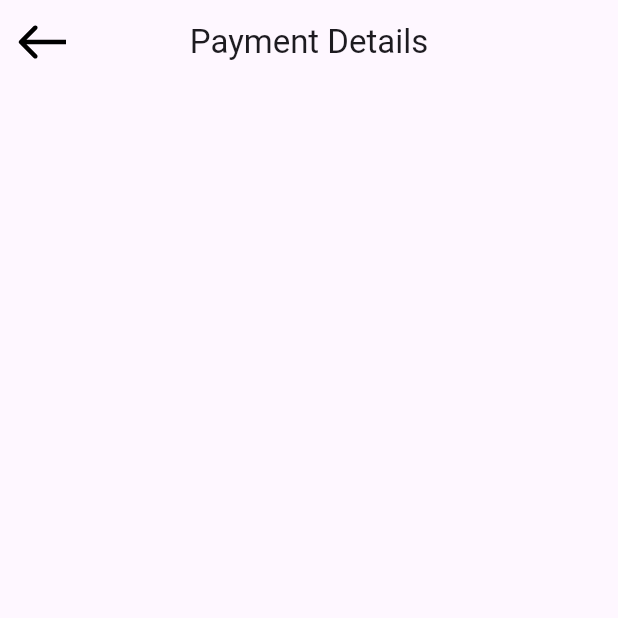
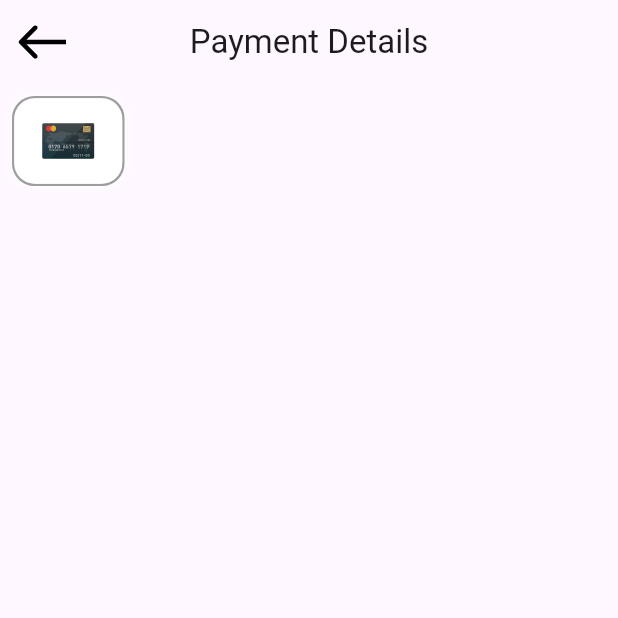
Before and after one commit to osamaromeh10/payment, a Flutter app: the PaymentDetails screen opened by its route, on a phone screen of 412 x 824 dp, the top half of it. Run offline on Flutter 3.47's test engine with Material 3 defaults, Android fonts, the phone set to English and light mode, and no system bars; our stand-ins replace flutter_svg, go_router.

Commit message:
create Payment Method Item

```diff
--- /dev/null
+++ b/lib/Features/Check_out/Presentation/payment_method_item.dart
@@ -0,0 +1,43 @@
+import 'package:flutter/material.dart';
+import 'package:flutter_svg/svg.dart';
+import 'package:payment_checkout/core/utils/app_colors.dart';
+import 'package:payment_checkout/core/utils/app_images.dart';
+
+class PaymentMethodItem extends StatelessWidget {
+  const PaymentMethodItem({super.key, required this.isActive});
+  final bool isActive;
+  @override
+  Widget build(BuildContext context) {
+    return AnimatedContainer(
+      duration: Duration(milliseconds: 600),
+      height: 60,
+      width: 75,
+      decoration: ShapeDecoration(
+        shape: RoundedRectangleBorder(
+          borderRadius: BorderRadiusGeometry.all(Radius.circular(15)),
+          side: BorderSide(
+            width: 1.50,
+            color: isActive ? AppColors.buttonColor : AppColors.grayColor,
+          ),
+        ),
+        shadows: [
+          BoxShadow(
+            color: isActive ? AppColors.buttonColor : AppColors.whiteColor,
+            blurRadius: 4,
+            offset: Offset(0, 0),
+            spreadRadius: 0,
+          ),
+        ],
+      ),
+      child: Container(
+        decoration: BoxDecoration(
+          color: AppColors.whiteColor,
+          borderRadius: BorderRadius.all(Radius.circular(15)),
+        ),
+        child: Center(
+          child: SvgPicture.asset(AppImages.creditCard, height: 24),
+        ),
+      ),
+    );
+  }
+}
--- a/lib/Features/Check_out/Presentation/views/payment_details.dart
+++ b/lib/Features/Check_out/Presentation/views/payment_details.dart
@@ -1,4 +1,5 @@
 import 'package:flutter/material.dart';
+import 'package:payment_checkout/Features/Check_out/Presentation/views/payment_details_view_body.dart';
 import 'package:payment_checkout/core/utils/app_strings.dart';
 import 'package:payment_checkout/core/widgets/custom_app_bar.dart';
 
@@ -9,7 +10,7 @@ class PaymentDetails extends StatelessWidget {
   Widget build(BuildContext context) {
     return Scaffold(
       appBar: buildAppBar(title: AppStrings.paymentDetails),
-      body: Column(),
+      body: PaymentDetailsViewBody(),
     );
   }
 }
--- /dev/null
+++ b/lib/Features/Check_out/Presentation/views/payment_details_view_body.dart
@@ -0,0 +1,14 @@
+import 'package:flutter/material.dart';
+import 'package:payment_checkout/Features/Check_out/Presentation/payment_method_item.dart';
+
+class PaymentDetailsViewBody extends StatelessWidget {
+  const PaymentDetailsViewBody({super.key});
+  final bool isActive = false;
+  @override
+  Widget build(BuildContext context) {
+    return Padding(
+      padding: const EdgeInsets.all(8.0),
+      child: Column(children: [PaymentMethodItem(isActive: false)]),
+    );
+  }
+}
--- a/lib/core/utils/app_colors.dart
+++ b/lib/core/utils/app_colors.dart
@@ -2,6 +2,8 @@ import 'package:flutter/material.dart';
 
 abstract class AppColors {
   static const Color blackColor = Colors.black;
+  static const Color whiteColor = Colors.white;
   static const Color buttonColor = Color(0xff34A853);
   static const Color dividerColor = Color(0xffC7C7C7);
+  static const Color grayColor = Colors.grey;
 }
--- a/lib/core/utils/app_images.dart
+++ b/lib/core/utils/app_images.dart
@@ -1,4 +1,6 @@
 abstract class AppImages {
   static const leadingIcon = "assets/images/arrow_back.svg";
   static const basketProduct = "assets/images/basket_product.png";
+  static const creditCard = "assets/images/credit_card.svg";
+  static const paypal = "assets/images/paypal.svg";
 }
```
Also changed, not shown: assets/images/credit_card.svg (added), assets/images/paypal.svg (added).
